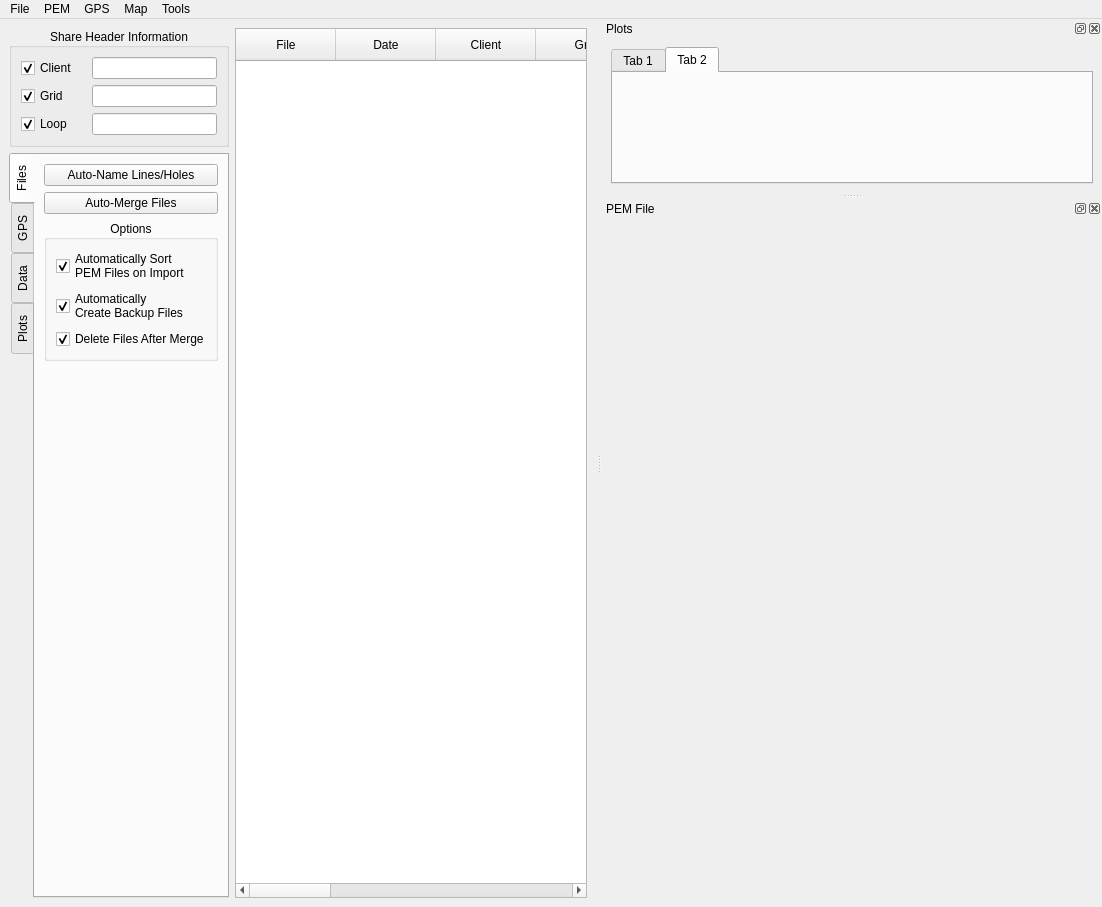
This is src/qt_ui/pem_editor.ui in Eric-Meunier/Processor-Suite as Qt 5 draws it before an edit. The edited form follows.
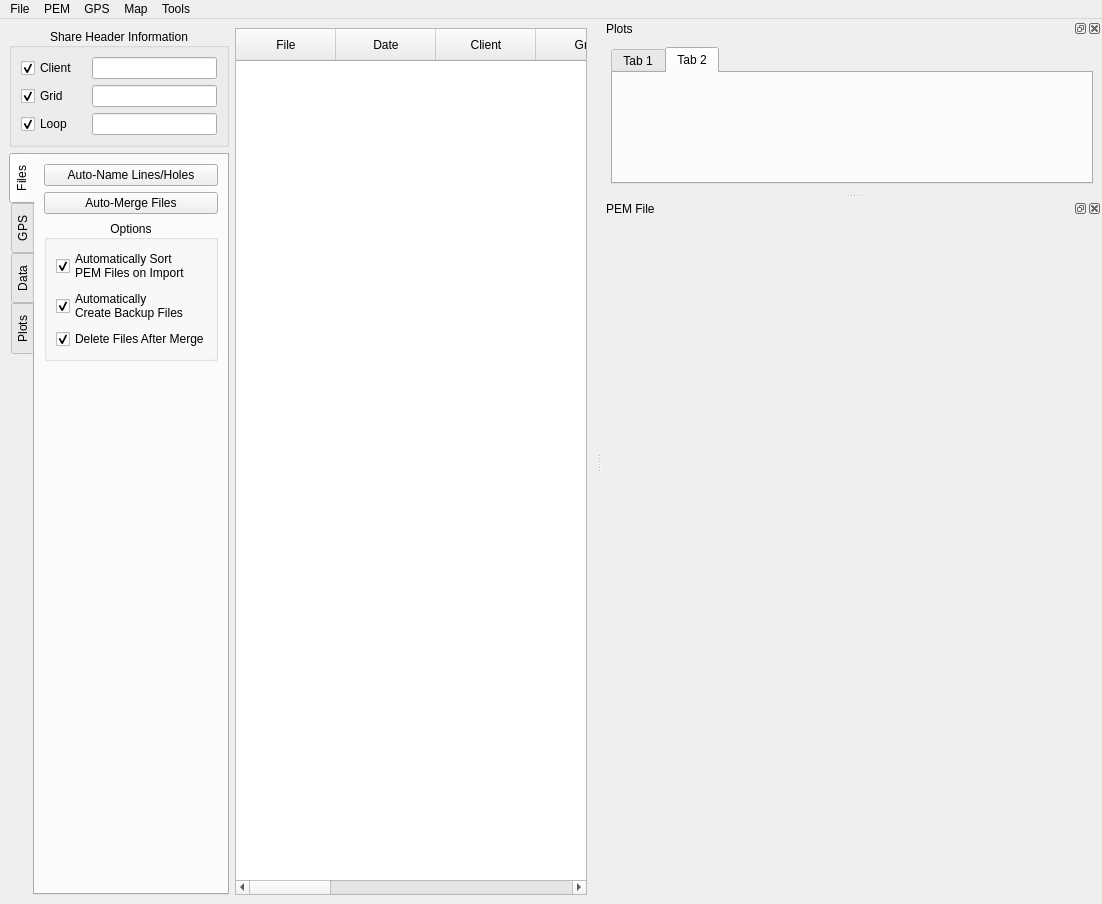
This is the edited form.

What changed in the file:
```diff
--- a/src/qt_ui/pem_editor.ui
+++ b/src/qt_ui/pem_editor.ui
@@ -7,7 +7,7 @@
     <x>0</x>
     <y>0</y>
     <width>1102</width>
-    <height>907</height>
+    <height>904</height>
    </rect>
   </property>
   <property name="sizePolicy">
```
